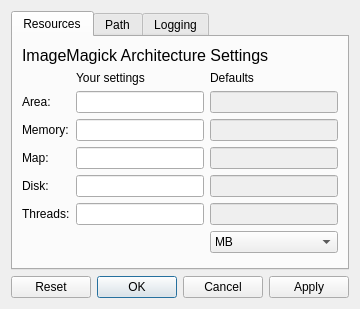
This is ui/preferences.ui in ploki/darkflow as Qt 5 draws it before an edit. The edited form follows.
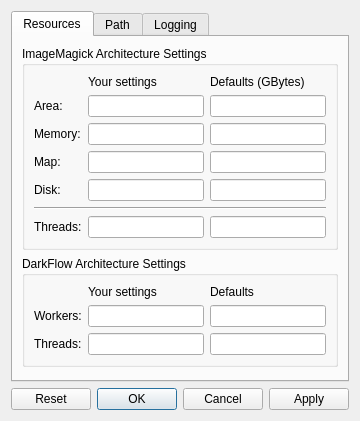
This is the edited form.

Commit message: prefs on threading and workers. beware of omp_set_dynamic(0)

```diff
--- a/ui/preferences.ui
+++ b/ui/preferences.ui
@@ -7,7 +7,7 @@
     <x>0</x>
     <y>0</y>
     <width>356</width>
-    <height>309</height>
+    <height>421</height>
    </rect>
   </property>
   <property name="windowTitle">
@@ -28,64 +28,96 @@
       </attribute>
       <layout class="QVBoxLayout" name="verticalLayout_2">
        <item>
-        <widget class="QLabel" name="label_12">
-         <property name="font">
-          <font>
-           <pointsize>12</pointsize>
-          </font>
-         </property>
-         <property name="text">
+        <widget class="QGroupBox" name="groupBox">
+         <property name="title">
           <string>ImageMagick Architecture Settings</string>
          </property>
-        </widget>
-       </item>
-       <item>
-        <layout class="QGridLayout" name="gridLayout">
+         <layout class="QGridLayout" name="gridLayout_5">
+          <item row="2" column="1">
+           <widget class="QLineEdit" name="valueArea">
+            <property name="alignment">
+             <set>Qt::AlignRight|Qt::AlignTrailing|Qt::AlignVCenter</set>
+            </property>
+           </widget>
+          </item>
+          <item row="8" column="2">
+           <widget class="QLineEdit" name="defaultThreads">
+            <property name="enabled">
+             <bool>true</bool>
+            </property>
+            <property name="alignment">
+             <set>Qt::AlignRight|Qt::AlignTrailing|Qt::AlignVCenter</set>
+            </property>
+            <property name="readOnly">
+             <bool>true</bool>
+            </property>
+           </widget>
+          </item>
+          <item row="8" column="1">
+           <widget class="QLineEdit" name="valueThreads">
+            <property name="alignment">
+             <set>Qt::AlignRight|Qt::AlignTrailing|Qt::AlignVCenter</set>
+            </property>
+           </widget>
+          </item>
+          <item row="5" column="0">
+           <widget class="QLabel" name="labelDisk">
+            <property name="toolTip">
+             <string>Maximum amount of disk space in bytes permitted for use by the pixel cache. If this limit is exceeded, the pixel cache is not created and a fatal exception is thrown.</string>
+            </property>
+            <property name="text">
+             <string>Disk:</string>
+            </property>
+           </widget>
+          </item>
+          <item row="2" column="0">
+           <widget class="QLabel" name="labelArea">
+            <property name="toolTip">
+             <string>Maximum area in bytes of any one image that can reside in the pixel cache memory. If this limit is exceeded, the image is automagically cached to disk and optionally memory-mapped.</string>
+            </property>
+            <property name="text">
+             <string>Area:</string>
+            </property>
+           </widget>
+          </item>
+          <item row="5" column="1">
+           <widget class="QLineEdit" name="valueDisk">
+            <property name="alignment">
+             <set>Qt::AlignRight|Qt::AlignTrailing|Qt::AlignVCenter</set>
+            </property>
+           </widget>
+          </item>
+          <item row="3" column="1">
+           <widget class="QLineEdit" name="valueMemory">
+            <property name="alignment">
+             <set>Qt::AlignRight|Qt::AlignTrailing|Qt::AlignVCenter</set>
+            </property>
+           </widget>
+          </item>
+          <item row="1" column="1">
+           <widget class="QLabel" name="labelSettings">
+            <property name="text">
+             <string>Your settings</string>
+            </property>
+           </widget>
+          </item>
          <item row="4" column="2">
           <widget class="QLineEdit" name="defaultMap">
            <property name="enabled">
-            <bool>false</bool>
+             <bool>true</bool>
+            </property>
+            <property name="alignment">
+             <set>Qt::AlignRight|Qt::AlignTrailing|Qt::AlignVCenter</set>
+            </property>
+            <property name="readOnly">
+             <bool>true</bool>
            </property>
           </widget>
          </item>
-         <item row="10" column="0">
-          <spacer name="verticalSpacer">
+          <item row="7" column="0" colspan="3">
+           <widget class="Line" name="line">
            <property name="orientation">
-            <enum>Qt::Vertical</enum>
-           </property>
-           <property name="sizeHint" stdset="0">
-            <size>
-             <width>20</width>
-             <height>40</height>
-            </size>
-           </property>
-          </spacer>
-         </item>
-         <item row="0" column="2">
-          <widget class="QLabel" name="labelCurrent">
-           <property name="text">
-            <string>Defaults</string>
-           </property>
-          </widget>
-         </item>
-         <item row="8" column="2">
-          <widget class="QComboBox" name="comboResourcesUnit">
-           <item>
-            <property name="text">
-             <string>MB</string>
-            </property>
-           </item>
-           <item>
-            <property name="text">
-             <string>GB</string>
-            </property>
-           </item>
-          </widget>
-         </item>
-         <item row="5" column="2">
-          <widget class="QLineEdit" name="defaultDisk">
-           <property name="enabled">
-            <bool>false</bool>
+             <enum>Qt::Horizontal</enum>
            </property>
           </widget>
          </item>
@@ -99,23 +131,36 @@
            </property>
           </widget>
          </item>
-         <item row="2" column="0">
-          <widget class="QLabel" name="labelArea">
-           <property name="toolTip">
-            <string>Maximum area in bytes of any one image that can reside in the pixel cache memory. If this limit is exceeded, the image is automagically cached to disk and optionally memory-mapped.</string>
-           </property>
-           <property name="text">
-            <string>Area:</string>
+          <item row="4" column="1">
+           <widget class="QLineEdit" name="valueMap">
+            <property name="alignment">
+             <set>Qt::AlignRight|Qt::AlignTrailing|Qt::AlignVCenter</set>
            </property>
           </widget>
          </item>
-         <item row="5" column="1">
-          <widget class="QLineEdit" name="valueDisk"/>
+          <item row="5" column="2">
+           <widget class="QLineEdit" name="defaultDisk">
+            <property name="enabled">
+             <bool>true</bool>
+            </property>
+            <property name="alignment">
+             <set>Qt::AlignRight|Qt::AlignTrailing|Qt::AlignVCenter</set>
+            </property>
+            <property name="readOnly">
+             <bool>true</bool>
+            </property>
+           </widget>
          </item>
          <item row="2" column="2">
           <widget class="QLineEdit" name="defaultArea">
            <property name="enabled">
-            <bool>false</bool>
+             <bool>true</bool>
+            </property>
+            <property name="alignment">
+             <set>Qt::AlignRight|Qt::AlignTrailing|Qt::AlignVCenter</set>
+            </property>
+            <property name="readOnly">
+             <bool>true</bool>
            </property>
           </widget>
          </item>
@@ -129,40 +174,20 @@
            </property>
           </widget>
          </item>
-         <item row="7" column="2">
-          <widget class="QLineEdit" name="defaultThreads">
-           <property name="enabled">
-            <bool>false</bool>
-           </property>
-          </widget>
-         </item>
-         <item row="3" column="1">
-          <widget class="QLineEdit" name="valueMemory"/>
-         </item>
-         <item row="4" column="1">
-          <widget class="QLineEdit" name="valueMap"/>
-         </item>
-         <item row="7" column="1">
-          <widget class="QLineEdit" name="valueThreads"/>
-         </item>
-         <item row="5" column="0">
-          <widget class="QLabel" name="labelDisk">
-           <property name="toolTip">
-            <string>Maximum amount of disk space in bytes permitted for use by the pixel cache. If this limit is exceeded, the pixel cache is not created and a fatal exception is thrown.</string>
-           </property>
-           <property name="text">
-            <string>Disk:</string>
-           </property>
-          </widget>
-         </item>
          <item row="3" column="2">
           <widget class="QLineEdit" name="defaultMemory">
            <property name="enabled">
-            <bool>false</bool>
+             <bool>true</bool>
+            </property>
+            <property name="alignment">
+             <set>Qt::AlignRight|Qt::AlignTrailing|Qt::AlignVCenter</set>
+            </property>
+            <property name="readOnly">
+             <bool>true</bool>
            </property>
           </widget>
          </item>
-         <item row="7" column="0">
+          <item row="8" column="0">
           <widget class="QLabel" name="labelThreads">
            <property name="toolTip">
             <string>Maximum number of threads that are permitted to run in parallel within ImageMagick functions.</string>
@@ -172,17 +197,96 @@
            </property>
           </widget>
          </item>
+          <item row="1" column="2">
+           <widget class="QLabel" name="labelCurrent">
+            <property name="text">
+             <string>Defaults (GBytes)</string>
+            </property>
+           </widget>
+          </item>
+         </layout>
+        </widget>
+       </item>
+       <item>
+        <widget class="QGroupBox" name="groupBox_2">
+         <property name="title">
+          <string>DarkFlow Architecture Settings</string>
+         </property>
+         <layout class="QGridLayout" name="gridLayout_4">
+          <item row="1" column="1">
+           <widget class="QLineEdit" name="valueDflWorkers">
+            <property name="alignment">
+             <set>Qt::AlignRight|Qt::AlignTrailing|Qt::AlignVCenter</set>
+            </property>
+           </widget>
+          </item>
+          <item row="2" column="2">
+           <widget class="QLineEdit" name="defaultDflThreads">
+            <property name="alignment">
+             <set>Qt::AlignRight|Qt::AlignTrailing|Qt::AlignVCenter</set>
+            </property>
+           </widget>
+          </item>
+          <item row="2" column="0">
+           <widget class="QLabel" name="labelDflThreads">
+            <property name="text">
+             <string>Threads:</string>
+            </property>
+           </widget>
+          </item>
          <item row="2" column="1">
-          <widget class="QLineEdit" name="valueArea"/>
+           <widget class="QLineEdit" name="valueDflThreads">
+            <property name="alignment">
+             <set>Qt::AlignRight|Qt::AlignTrailing|Qt::AlignVCenter</set>
+            </property>
+           </widget>
+          </item>
+          <item row="1" column="0">
+           <widget class="QLabel" name="labelDflWorkers">
+            <property name="text">
+             <string>Workers:</string>
+            </property>
+           </widget>
+          </item>
+          <item row="1" column="2">
+           <widget class="QLineEdit" name="defaultDflWorkers">
+            <property name="alignment">
+             <set>Qt::AlignRight|Qt::AlignTrailing|Qt::AlignVCenter</set>
+            </property>
+            <property name="readOnly">
+             <bool>true</bool>
+            </property>
+           </widget>
          </item>
          <item row="0" column="1">
-          <widget class="QLabel" name="labelSettings">
+           <widget class="QLabel" name="labelDflSettings">
            <property name="text">
             <string>Your settings</string>
            </property>
           </widget>
          </item>
-        </layout>
+          <item row="0" column="2">
+           <widget class="QLabel" name="labelDflCurrent">
+            <property name="text">
+             <string>Defaults</string>
+            </property>
+           </widget>
+          </item>
+         </layout>
+        </widget>
+       </item>
+       <item>
+        <spacer name="verticalSpacer">
+         <property name="orientation">
+          <enum>Qt::Vertical</enum>
+         </property>
+         <property name="sizeHint" stdset="0">
+          <size>
+           <width>20</width>
+           <height>40</height>
+          </size>
+         </property>
+        </spacer>
        </item>
       </layout>
      </widget>
```
Left out of the diff: 68 changed lines with no effect on the pictures. Lines whose indentation alone changed are shown as unchanged. The commit also changes 7 other files.
